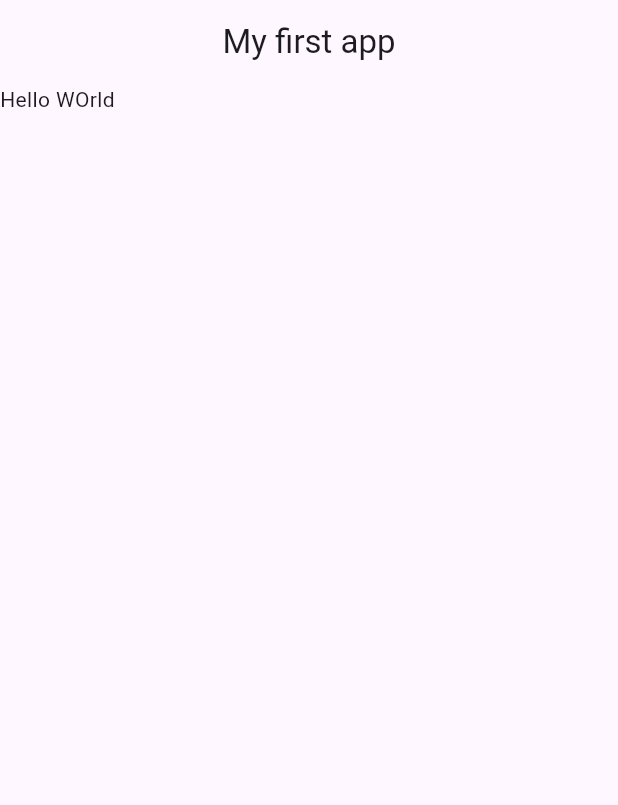
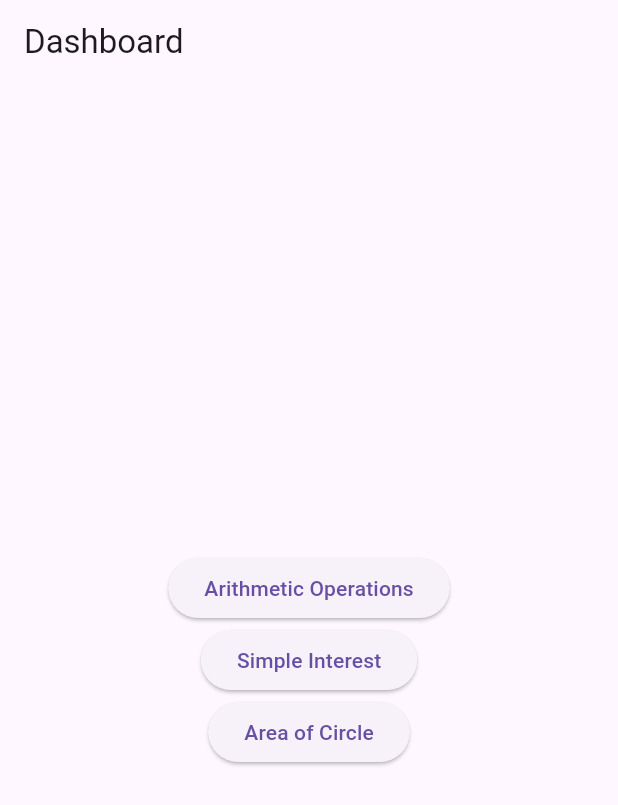
Before and after one commit to Bibek9849/first_assignment, a Flutter app: the screen it shows after launch, on a phone screen of 412 x 824 dp. Shown: the top 805 px of the screen. Run offline on Flutter 3.47's test engine with Material 3 defaults, Android fonts, the phone set to English and light mode, and no system bars.

Commit message:
calculate si

```diff
--- a/lib/app.dart
+++ b/lib/app.dart
@@ -6,7 +6,7 @@ class MyApp extends StatelessWidget {
 
   @override
   Widget build(BuildContext context) {
-    return const MaterialApp(
+    return MaterialApp(
       debugShowCheckedModeBanner: false,
       home: DashboardView(),
     );
--- /dev/null
+++ b/lib/view/area_circle.dart
@@ -0,0 +1,13 @@
+import 'package:flutter/material.dart';
+
+class CircleAreaView extends StatelessWidget {
+  @override
+  Widget build(BuildContext context) {
+    return Scaffold(
+      appBar: AppBar(title: Text('Area of Circle')),
+      body: Center(
+        child: Text('Calculate Area of Circle Here!'),
+      ),
+    );
+  }
+}
--- a/lib/view/dashboard_view.dart
+++ b/lib/view/dashboard_view.dart
@@ -1,17 +1,54 @@
 import 'package:flutter/material.dart';
+import 'package:first_assignment/view/arithmetic_view.dart';
+import 'package:first_assignment/view/simple_interest.dart';
+import 'package:first_assignment/view/area_circle.dart';
 
 class DashboardView extends StatelessWidget {
-  const DashboardView({super.key});
-
   @override
   Widget build(BuildContext context) {
     return Scaffold(
       appBar: AppBar(
-        title: const Text('My first app'),
-        centerTitle: true,
-        elevation: 0,
+        title: Text('Dashboard'),
       ),
-      body: const Text('Hello WOrld'),
+      body: Center(
+        child: Column(
+          mainAxisAlignment: MainAxisAlignment.center,
+          children: [
+            // Arithmetic Operations button
+            _buildButton(
+              context,
+              'Arithmetic Operations',
+              ArithmeticView(),
+            ),
+            // Simple Interest button
+            _buildButton(
+              context,
+              'Simple Interest',
+              SimpleInterestView(),
+            ),
+            // Area of Circle button
+            _buildButton(
+              context,
+              'Area of Circle',
+              CircleAreaView(),
+            ),
+          ],
+        ),
+      ),
+    );
+  }
+
+  // Helper method to build buttons to avoid code duplication
+  ElevatedButton _buildButton(
+      BuildContext context, String label, Widget destination) {
+    return ElevatedButton(
+      onPressed: () {
+        Navigator.push(
+          context,
+          MaterialPageRoute(builder: (context) => destination),
+        );
+      },
+      child: Text(label),
     );
   }
 }
```
Also changed, not shown: lib/view/arithmetic_view.dart (added, +89 -0 lines), lib/view/simple_interest.dart (added, +84 -0 lines).
